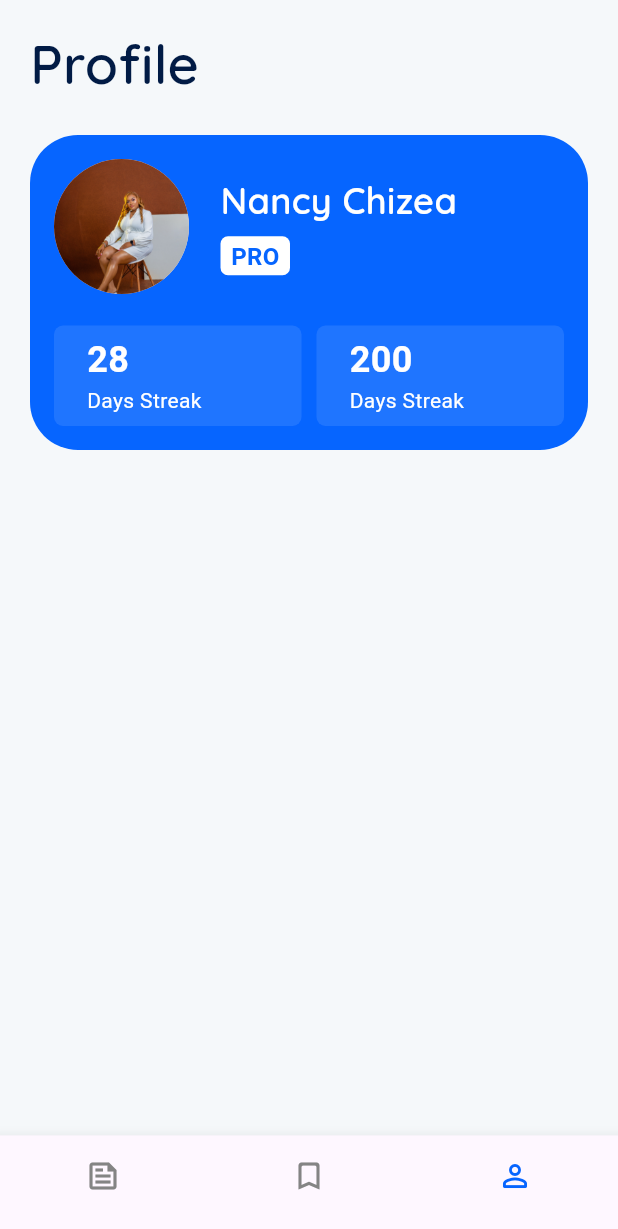
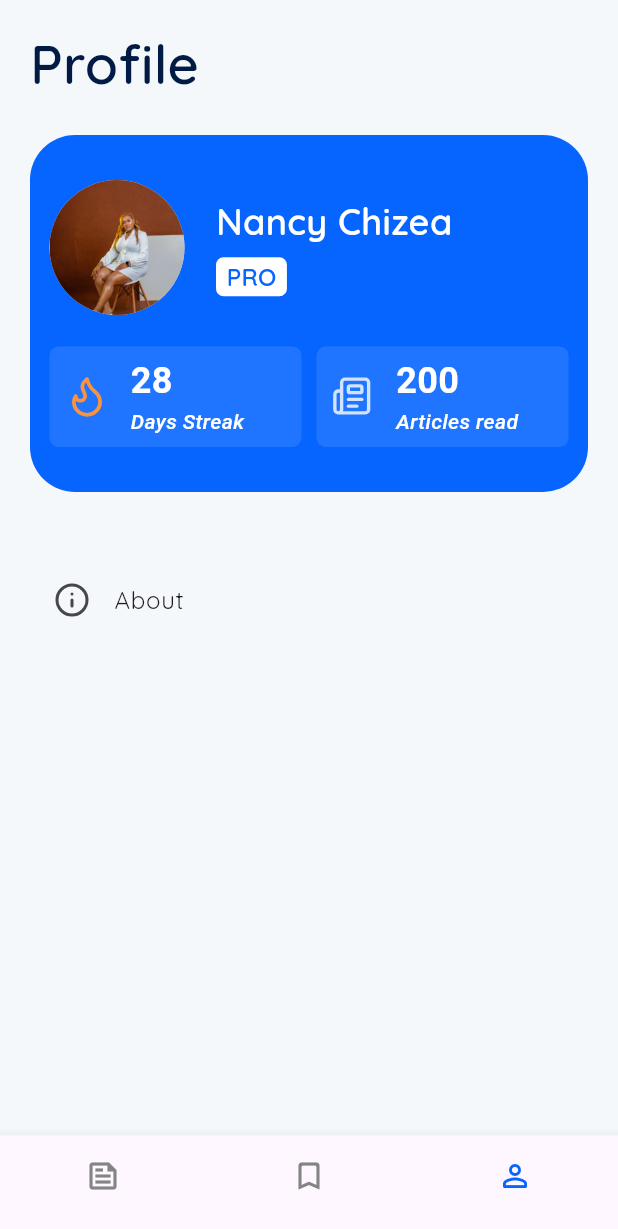
Before and after one commit to scorpiobish/article_daily, a Flutter app: the screen it shows after launch, item 3 of the bottom bar chosen, on a phone screen of 412 x 824 dp. Shown: the top 1229 px of the screen. Run offline on Flutter 3.47's test engine with Material 3 defaults, Android fonts, the phone set to English and light mode, and no system bars; our stand-ins replace google_fonts, lucide_icons.

Commit message:
Finish Up Profile Banner

```diff
--- a/analysis_options.yaml
+++ b/analysis_options.yaml
@@ -23,6 +23,10 @@ linter:
   rules:
     # avoid_print: false  # Uncomment to disable the `avoid_print` rule
     # prefer_single_quotes: true  # Uncomment to enable the `prefer_single_quotes` rule
+    prefer_const_constructors: false
+    prefer_const_literals_to_create_immutables: false
+    prefer_const_declarations: false
+
 
 # Additional information about this file can be found at
 # https://dart.dev/guides/language/analysis-options
--- a/lib/profile.dart
+++ b/lib/profile.dart
@@ -1,5 +1,6 @@
 import 'package:google_fonts/google_fonts.dart';
 import 'package:flutter/material.dart';
+import 'package:lucide_icons/lucide_icons.dart';
 
 class Profile extends StatelessWidget {
   const Profile({super.key});
@@ -30,9 +31,10 @@ class Profile extends StatelessWidget {
                 Align(
                   alignment: Alignment.topLeft,
                   child: Container(
-                    padding: const EdgeInsets.all(16.0),
+                    padding: const EdgeInsets.symmetric(
+                        vertical: 30.0, horizontal: 13),
                     decoration: BoxDecoration(
-                      borderRadius: BorderRadius.circular(32),
+                      borderRadius: BorderRadius.circular(30),
                       color: Color(0xff0665FF),
                       //  Align(
                       //   alignment: Alignment.centerLeft,
@@ -70,10 +72,12 @@ class Profile extends StatelessWidget {
                                         color: Colors.white),
                                     child: Text(
                                       'PRO',
-                                      style: TextStyle(
+                                      style: GoogleFonts.quicksand(
+                                        textStyle: const TextStyle(
                                           color: Color(0xff0665FF),
                                           fontSize: 16,
                                           fontWeight: FontWeight.w600,
+                                        ),
                                       ),
                                     ))
                               ],
@@ -87,11 +91,20 @@ class Profile extends StatelessWidget {
                             Expanded(
                               child: Container(
                                 padding: const EdgeInsets.fromLTRB(
-                                      22.0, 6.0, 21.0, 7.0),
+                                    10.0, 6.0, 11.0, 7.0),
                                 decoration: BoxDecoration(
                                     borderRadius: BorderRadius.circular(6),
                                     color: Colors.white.withOpacity(0.1)),
-                                  child: Text.rich(
+                                child: Row(
+                                  children: [
+                                    Icon(
+                                      LucideIcons.flame,
+                                      size: 30.0,
+                                      weight: 11.0,
+                                      color: Color(0xfffb923c),
+                                    ),
+                                    SizedBox(width: 14.0),
+                                    Text.rich(
                                       TextSpan(
                                         text: '28\n',
                                         style: TextStyle(
@@ -103,24 +116,39 @@ class Profile extends StatelessWidget {
                                             text: 'Days Streak',
                                             style: TextStyle(
                                                 fontSize: 14,
-                                              fontWeight: FontWeight.w400),
+                                                fontWeight: FontWeight.w500,
+                                                fontStyle: FontStyle.italic),
                                           ),
                                         ],
                                       ),
-                                    style: TextStyle(
+                                      style: GoogleFonts.quicksand(
+                                        textStyle: TextStyle(
                                           color: Colors.white,
-                                      fontSize: 50,
                                         ),
-                                  )),
-                            ), SizedBox(width: 10.0),
+                                      ),
+                                    ),
+                                  ],
+                                ),
+                              ),
+                            ),
+                            SizedBox(width: 10.0),
                             Expanded(
                               child: Container(
                                 padding: const EdgeInsets.fromLTRB(
-                                      22.0, 6.0, 21.0, 7.0),
+                                    10.0, 6.0, 11.0, 7.0),
                                 decoration: BoxDecoration(
                                     borderRadius: BorderRadius.circular(6),
                                     color: Colors.white.withOpacity(0.1)),
-                                  child: Text.rich(
+                                child: Row(
+                                  children: [
+                                    Icon(
+                                      LucideIcons.newspaper,
+                                      size: 27.0,
+                                      weight: 13.0,
+                                      color: Colors.white.withOpacity(0.8),
+                                    ),
+                                    SizedBox(width: 16.0),
+                                    Text.rich(
                                       TextSpan(
                                         text: '200\n',
                                         style: TextStyle(
@@ -129,24 +157,35 @@ class Profile extends StatelessWidget {
                                         ),
                                         children: [
                                           TextSpan(
-                                          text: 'Days Streak',
+                                            text: 'Articles read',
                                             style: TextStyle(
                                                 fontSize: 14,
-                                              fontWeight: FontWeight.w400),
+                                                fontWeight: FontWeight.w500,
+                                                fontStyle: FontStyle.italic),
                                           ),
                                         ],
                                       ),
-                                    style: TextStyle(
+                                      style: GoogleFonts.quicksand(
+                                        textStyle: TextStyle(
                                           color: Colors.white,
-                                      fontSize: 50,
                                         ),
-                                  )),
+                                      ),
+                                    ),
+                                  ],
+                                ),
+                              ),
                             )
                           ],
                         )
                       ],
                     ),
                   ),
+                ),
+                SizedBox(
+                  height: 44.0,
+                ),
+                ListTile(
+                  leading: Icon(LucideIcons.info), title: Text('About', style: GoogleFonts.quicksand(fontSize: 16)),
                 )
               ]),
             ),
--- a/pubspec.yaml
+++ b/pubspec.yaml
@@ -36,6 +36,7 @@ dependencies:
   # Use with the CupertinoIcons class for iOS style icons.
   cupertino_icons: ^1.0.8
   google_fonts: ^6.2.1
+  lucide_icons: ^0.257.0
 
 
 dev_dependencies:
```
Also changed, not shown: pubspec.lock. Lines whose indentation alone changed are shown as unchanged.
